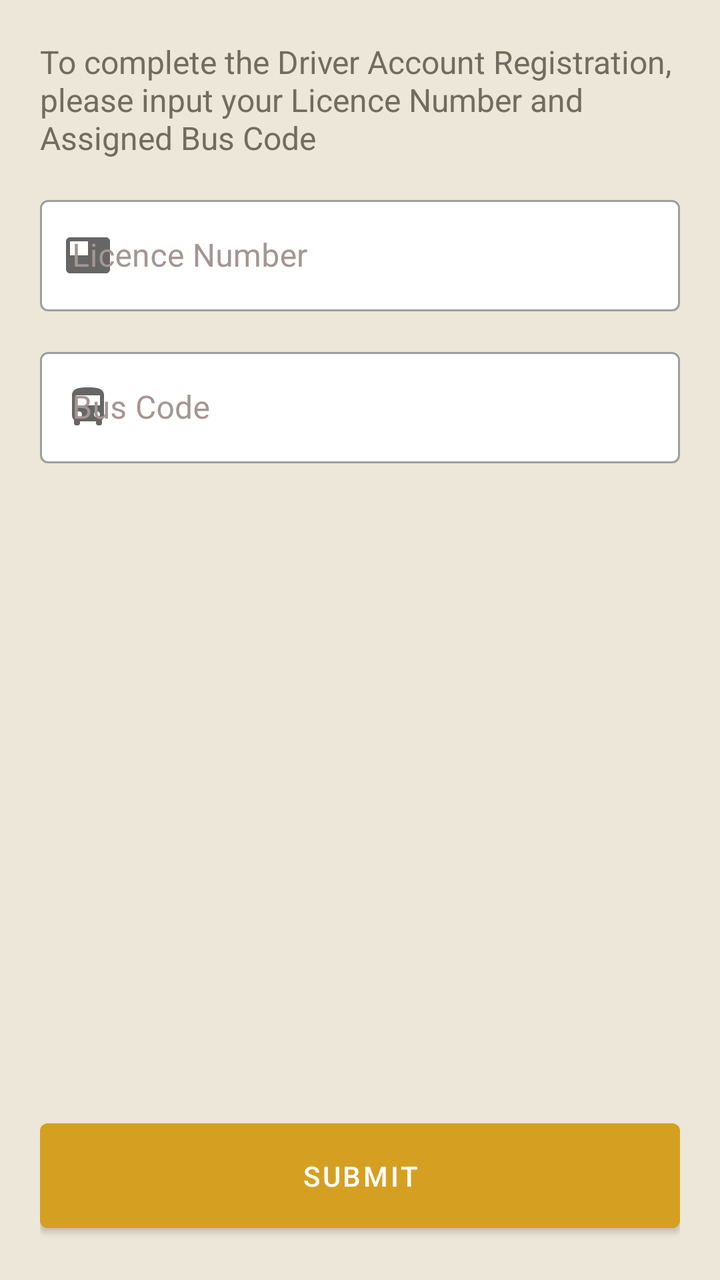
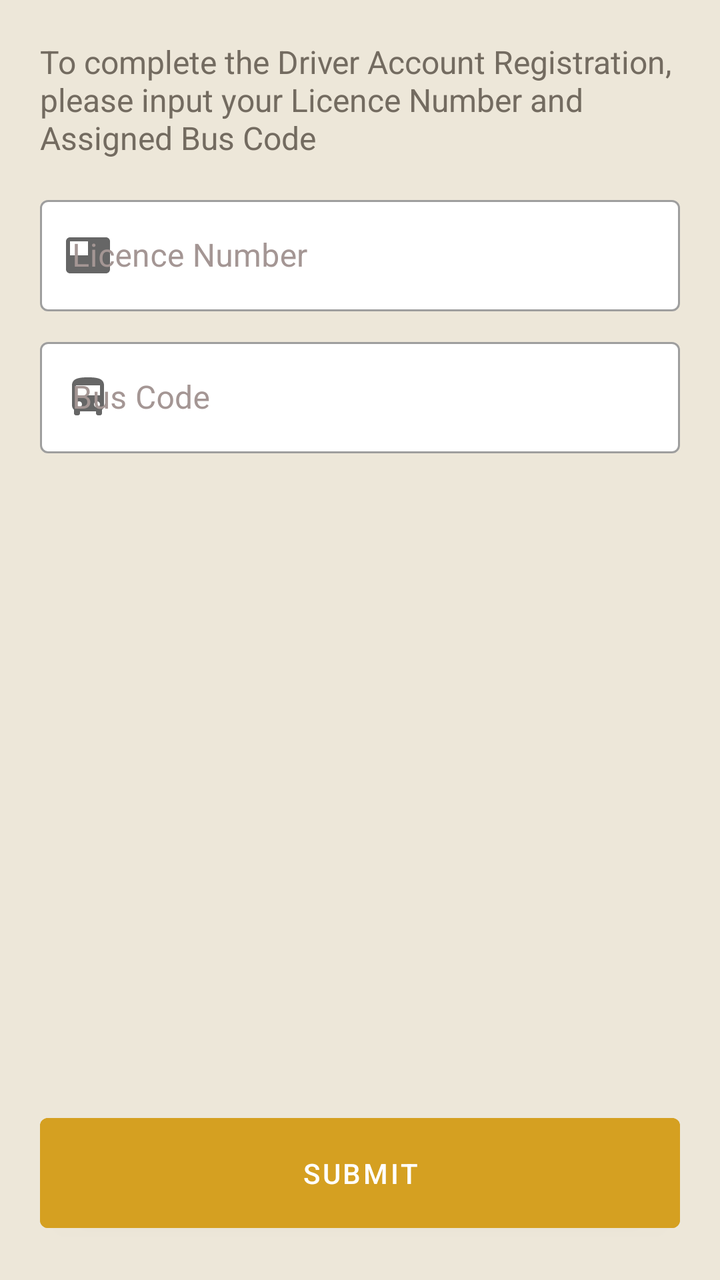

Two renders of the same Android screen: before a commit and after it. Below are the layout's source before the change and the commit's diff.
<!-- AndroidManifest.xml: application theme Theme.ShuttlePassDriver -->
<!-- res/layout/activity_driver_details.xml -->
<?xml version="1.0" encoding="utf-8"?>
<LinearLayout xmlns:android="http://schemas.android.com/apk/res/android"
    xmlns:app="http://schemas.android.com/apk/res-auto"
    xmlns:tools="http://schemas.android.com/tools"
    android:layout_width="match_parent"
    android:layout_height="match_parent"
    android:gravity="center_horizontal"
    android:orientation="vertical"
    android:padding="20dp"
    tools:context=".DriverDetails"
    android:background="@color/alabaster">

    <TextView
        android:layout_width="wrap_content"
        android:layout_height="wrap_content"
        android:text="To complete the Driver Account Registration, please input your Licence Number and Assigned Bus Code"
        android:textSize="16dp"
        android:textColor="@color/dim_gray"/>

    <LinearLayout
        android:layout_width="match_parent"
        android:layout_height="wrap_content"
        android:layout_marginTop="45px"
        android:orientation="vertical">

        <com.google.android.material.textfield.TextInputLayout
            android:id="@+id/licence"
            style="@style/Widget.MaterialComponents.TextInputLayout.OutlinedBox"
            android:layout_width="match_parent"
            android:layout_height="wrap_content"
            app:startIconDrawable="@drawable/id"
            app:boxBackgroundColor="@color/white"
            android:textColorHint="@color/taupe_gray">

            <com.google.android.material.textfield.TextInputEditText
                android:layout_width="match_parent"
                android:layout_height="wrap_content"
                android:hint="Licence Number"
                android:inputType="textCapCharacters"
                android:textColor="@color/taupe"/>
        </com.google.android.material.textfield.TextInputLayout>

        <com.google.android.material.textfield.TextInputLayout
            android:id="@+id/bcode"
            style="@style/Widget.MaterialComponents.TextInputLayout.OutlinedBox"
            android:layout_width="match_parent"
            android:layout_height="wrap_content"
            android:layout_marginTop="45px"
            app:startIconDrawable="@drawable/trip"
            app:boxBackgroundColor="@color/white"
            android:textColorHint="@color/taupe_gray">

            <com.google.android.material.textfield.TextInputEditText
                android:layout_width="match_parent"
                android:layout_height="wrap_content"
                android:hint="Bus Code"
                android:inputType="textCapCharacters"
                android:textColor="@color/taupe"/>
        </com.google.android.material.textfield.TextInputLayout>

    </LinearLayout>

    <LinearLayout
        android:layout_width="match_parent"
        android:layout_height="match_parent"
        android:gravity="bottom"
        android:orientation="horizontal">

        <Button
            android:id="@+id/d_submit"
            android:layout_width="match_parent"
            android:layout_height="wrap_content"
            android:paddingVertical="50px"
            android:backgroundTint="@color/goldenrod"
            android:text="Submit"
            />

    </LinearLayout>

</LinearLayout>
<!-- resources referenced by this layout -->
<resources>
  <color name="alabaster">#EDE7D9</color>
  <color name="dim_gray">#736B60</color>
  <color name="goldenrod">#D5A021</color>
  <color name="taupe">#4B4237</color>
  <color name="taupe_gray">#A49694</color>
  <color name="white">#FFFFFFFF</color>
  <!-- drawable id (drawable) -->
  <vector android:autoMirrored="true" android:height="24dp"
      android:tint="#000000" android:viewportHeight="24"
      android:viewportWidth="24" android:width="24dp" xmlns:android="http://schemas.android.com/apk/res/android">
      <path android:fillColor="@android:color/white" android:pathData="M21,3L3,3c-1.1,0 -2,0.9 -2,2v14c0,1.1 0.9,2 2,2h18c1.1,0 2,-0.9 2,-2L23,5c0,-1.1 -0.9,-2 -2,-2zM12,12L3,12L3,5h9v7z"/>
  </vector>
  <!-- drawable trip (drawable) -->
  <vector android:height="24dp" android:tint="#000000"
      android:viewportHeight="24" android:viewportWidth="24"
      android:width="24dp" xmlns:android="http://schemas.android.com/apk/res/android">
      <path android:fillColor="@android:color/white" android:pathData="M4,16c0,0.88 0.39,1.67 1,2.22L5,20c0,0.55 0.45,1 1,1h1c0.55,0 1,-0.45 1,-1v-1h8v1c0,0.55 0.45,1 1,1h1c0.55,0 1,-0.45 1,-1v-1.78c0.61,-0.55 1,-1.34 1,-2.22L20,6c0,-3.5 -3.58,-4 -8,-4s-8,0.5 -8,4v10zM7.5,17c-0.83,0 -1.5,-0.67 -1.5,-1.5S6.67,14 7.5,14s1.5,0.67 1.5,1.5S8.33,17 7.5,17zM16.5,17c-0.83,0 -1.5,-0.67 -1.5,-1.5s0.67,-1.5 1.5,-1.5 1.5,0.67 1.5,1.5 -0.67,1.5 -1.5,1.5zM18,11L6,11L6,6h12v5z"/>
  </vector>
  <style name="Theme.ShuttlePassDriver" parent="Theme.MaterialComponents.Light.NoActionBar">
          
          <item name="colorPrimary">@color/goldenrod</item>
          <item name="colorPrimaryVariant">@color/dim_gray</item>
          <item name="colorOnPrimary">@color/white</item>
          
          <item name="colorSecondary">@color/goldenrod</item>
          <item name="colorSecondaryVariant">@color/teal_700</item>
          <item name="colorOnSecondary">@color/black</item>
          
          <item name="android:statusBarColor">?attr/colorPrimaryVariant</item>
          
  
      </style>
  <color name="teal_700">#FF018786</color>
  <color name="black">#FF000000</color>
</resources>

<!-- the commit's change to res/layout/activity_driver_details.xml (unified diff, before → after) -->
@@ -14,7 +14,7 @@
         android:layout_width="wrap_content"
         android:layout_height="wrap_content"
         android:text="To complete the Driver Account Registration, please input your Licence Number and Assigned Bus Code"
-        android:textSize="16dp"
+        android:textSize="16sp"
         android:textColor="@color/dim_gray"/>
 
     <LinearLayout
@@ -45,7 +45,7 @@
             style="@style/Widget.MaterialComponents.TextInputLayout.OutlinedBox"
             android:layout_width="match_parent"
             android:layout_height="wrap_content"
-            android:layout_marginTop="45px"
+            android:layout_marginTop="10dp"
             app:startIconDrawable="@drawable/trip"
             app:boxBackgroundColor="@color/white"
             android:textColorHint="@color/taupe_gray">
@@ -70,7 +70,7 @@
             android:id="@+id/d_submit"
             android:layout_width="match_parent"
             android:layout_height="wrap_content"
-            android:paddingVertical="50px"
+            android:paddingVertical="18dp"
             android:backgroundTint="@color/goldenrod"
             android:text="Submit"
             />
